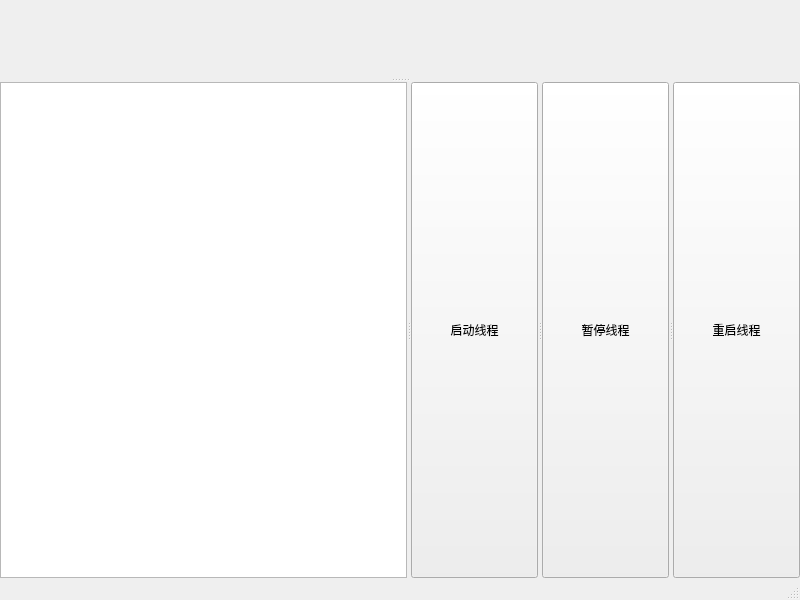
First picture: the form in mainwindow.ui, repository cherishui/QtDemo, before the edit.
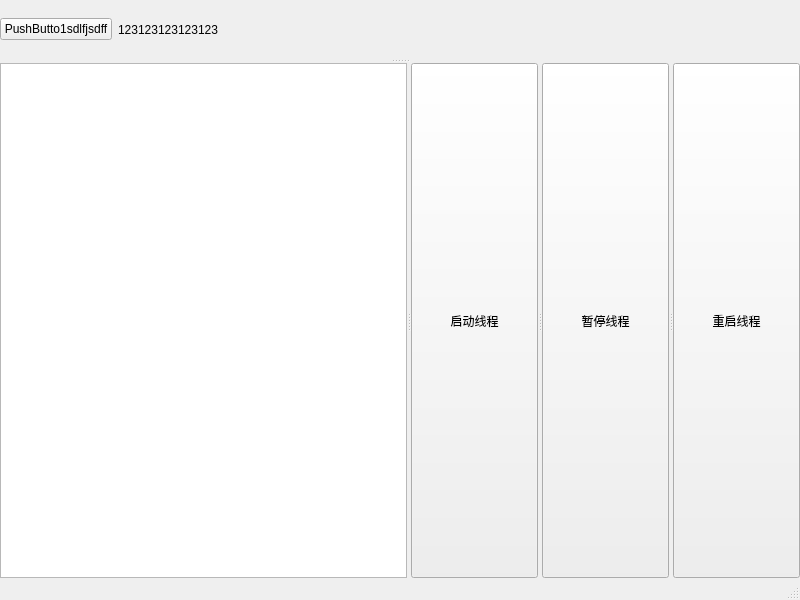
Second picture: the form after the edit.

The edit to the form file:
```diff
--- a/mainwindow.ui
+++ b/mainwindow.ui
@@ -42,6 +42,74 @@
        <property name="tabletTracking">
         <bool>false</bool>
        </property>
+       <layout class="QHBoxLayout" name="horizontalLayout" stretch="0,0,1">
+        <item>
+         <widget class="QPushButton" name="pushButton_4">
+          <property name="sizePolicy">
+           <sizepolicy hsizetype="Maximum" vsizetype="Fixed">
+            <horstretch>0</horstretch>
+            <verstretch>0</verstretch>
+           </sizepolicy>
+          </property>
+          <property name="minimumSize">
+           <size>
+            <width>0</width>
+            <height>0</height>
+           </size>
+          </property>
+          <property name="maximumSize">
+           <size>
+            <width>16777215</width>
+            <height>16777215</height>
+           </size>
+          </property>
+          <property name="text">
+           <string>PushButto1sdlfjsdff</string>
+          </property>
+         </widget>
+        </item>
+        <item>
+         <widget class="QLabel" name="label">
+          <property name="sizePolicy">
+           <sizepolicy hsizetype="Preferred" vsizetype="Preferred">
+            <horstretch>0</horstretch>
+            <verstretch>0</verstretch>
+           </sizepolicy>
+          </property>
+          <property name="minimumSize">
+           <size>
+            <width>50</width>
+            <height>0</height>
+           </size>
+          </property>
+          <property name="maximumSize">
+           <size>
+            <width>230</width>
+            <height>1677215</height>
+           </size>
+          </property>
+          <property name="text">
+           <string>123123123123123</string>
+          </property>
+          <property name="wordWrap">
+           <bool>false</bool>
+          </property>
+         </widget>
+        </item>
+        <item>
+         <spacer name="horizontalSpacer">
+          <property name="orientation">
+           <enum>Qt::Horizontal</enum>
+          </property>
+          <property name="sizeHint" stdset="0">
+           <size>
+            <width>40</width>
+            <height>20</height>
+           </size>
+          </property>
+         </spacer>
+        </item>
+       </layout>
       </widget>
       <widget class="QSplitter" name="m_LeftRightSplitter">
        <property name="mouseTracking">
```
